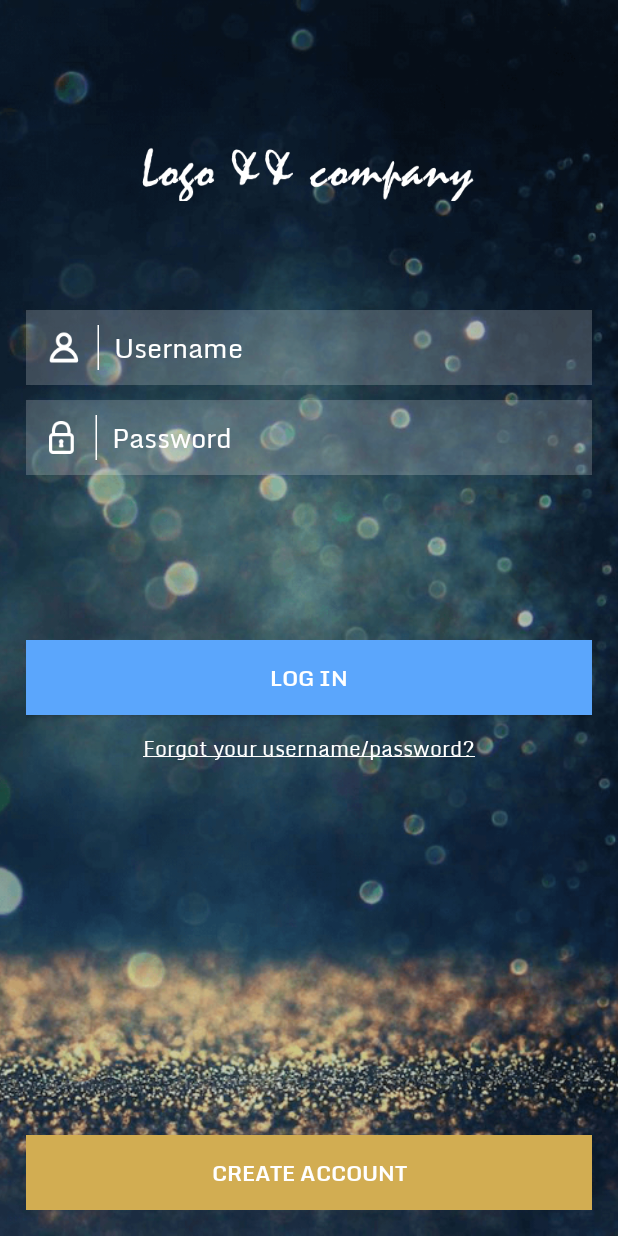
After one commit to mixonko/HomeWork, an Android app: the layout dz3_login.xml on its own in the app's theme, with its tools: preview values and no code run, on a phone screen of 412 x 824 dp. The commit adds this screen. Run offline under Robolectric (Android 15) with nearby library versions, the phone set to English and light mode, and no system bars.

Commit message:
dz3 login

```diff
--- /dev/null
+++ b/app/src/main/java/dz3/LoginActivity.java
@@ -0,0 +1,15 @@
+package dz3;
+
+import android.app.Activity;
+import android.os.Bundle;
+import android.support.annotation.Nullable;
+
+import test.com.homework.R;
+
+public class LoginActivity extends Activity {
+    @Override
+    protected void onCreate(Bundle savedInstanceState) {
+        super.onCreate(savedInstanceState);
+        setContentView(R.layout.dz3_login);
+    }
+}
--- /dev/null
+++ b/app/src/main/res/layout/dz3_login.xml
@@ -0,0 +1,96 @@
+<?xml version="1.0" encoding="utf-8"?>
+<FrameLayout xmlns:android="http://schemas.android.com/apk/res/android"
+    android:layout_width="match_parent"
+    android:layout_height="match_parent">
+
+    <ImageView
+        android:layout_width="match_parent"
+        android:layout_height="match_parent"
+        android:scaleType="centerCrop"
+        android:src="@drawable/login_bg"/>
+
+    <LinearLayout
+        android:layout_width="match_parent"
+        android:layout_height="match_parent"
+        android:orientation="vertical"
+        android:layout_margin="17dp">
+
+
+         <ImageView
+             android:layout_width="wrap_content"
+             android:layout_height="0dp"
+             android:layout_weight="1"
+             android:layout_gravity="center"
+             android:src="@drawable/login_logo"/>
+
+
+
+        <LinearLayout
+            android:layout_width="match_parent"
+            android:layout_height="0dp"
+            android:layout_weight="1"
+            android:orientation="vertical">
+
+            <EditText
+                android:layout_width="match_parent"
+                style="@style/Dz3LogPass"
+                android:drawableLeft="@drawable/ic_login_name"
+                android:inputType="textEmailAddress"
+                android:hint="@string/dz3_text_Username" />
+
+            <EditText
+                android:layout_width="match_parent"
+                android:layout_marginTop="10dp"
+                android:drawableLeft="@drawable/ic_login_password"
+                android:inputType="textPassword"
+                android:hint="@string/dz3_text_Password"
+                style="@style/Dz3LogPass"/>
+
+
+        </LinearLayout>
+
+        <LinearLayout
+            android:layout_width="match_parent"
+            android:layout_height="0dp"
+            android:layout_weight="1"
+            android:layout_marginTop="30dp"
+            android:orientation="vertical">
+
+            <Button
+                android:layout_width="match_parent"
+                style="@style/Dz3Button3"
+                android:text="@string/dz3_button1" />
+
+            <TextView
+                android:layout_width="wrap_content"
+                android:layout_height="wrap_content"
+                android:layout_gravity="center"
+                android:layout_marginTop="10dp"
+                android:text="@string/dz3_text_forgot"
+                style="@style/Dz3EditText"/>
+
+        </LinearLayout>
+
+        <LinearLayout
+            android:layout_width="match_parent"
+            android:layout_height="0dp"
+            android:layout_weight="1"
+            android:orientation="vertical">
+
+
+            <View
+                android:layout_width="wrap_content"
+                android:layout_height="0dp"
+                android:layout_weight="1"/>
+
+
+            <Button
+                android:layout_width="match_parent"
+                style="@style/Dz3Button2"
+                android:text="@string/dz3_button2" />
+        </LinearLayout>
+
+    </LinearLayout>
+
+
+</FrameLayout>
--- a/app/src/main/res/values/colors.xml
+++ b/app/src/main/res/values/colors.xml
@@ -5,4 +5,7 @@
     <color name="colorAccent">#D81B60</color>
     <color name="first">#4245dc</color>
     <color name="second">#d8d21b</color>
+    <color name="dz3_white">#ffffff</color>
+    <color name="dz3_blue">#5ba6fc</color>
+    <color name="dz3_brown">#d2ad52</color>
 </resources>
--- a/app/src/main/res/values/strings.xml
+++ b/app/src/main/res/values/strings.xml
@@ -8,4 +8,10 @@
     <string name="dz2_text_dz3">dz3</string>
     <string name="dz3_button_download">Загрузить</string>
     <string name="dz3_text_link">https://i.imgur.com/enarCUc.jpg</string>
+    <string name="dz3_text_Username">Username</string>
+    <string name="dz3_text_Password">Password</string>
+    <string name="dz3_button1">Log in</string>
+    <string name="dz3_button2">Create account</string>
+
+    <string name="dz3_text_forgot"><u>Forgot your username/password?</u></string>
 </resources>
--- a/app/src/main/res/values/styles.xml
+++ b/app/src/main/res/values/styles.xml
@@ -8,4 +8,34 @@
         <item name="colorAccent">@color/colorAccent</item>
     </style>
 
+
+    <style name="Dz3EditText">
+        <item name="android:textColor">@color/dz3_white</item>
+        <item name="android:fontFamily">@font/monda_regular</item>
+    </style>
+
+
+    <style name="Dz3LogPass" parent="Dz3EditText">
+        <item name="android:layout_height">50dp</item>
+        <item name="android:background">#32ffffff</item>
+        <item name="android:textColorHint">@color/dz3_white</item>
+        <item name="android:paddingLeft">15dp</item>
+        <item name="android:drawablePadding">10dp</item>
+    </style>
+
+
+    <style name="Dz3Button"  >
+        <item name="android:layout_height">50dp</item>
+        <item name="android:textColor">@color/dz3_white</item>
+        <item name="android:drawablePadding">10dp</item>
+        <item name="android:fontFamily">@font/monda_bold</item>
+    </style>
+
+    <style name="Dz3Button2" parent="Dz3Button" >
+        <item name="android:background">@color/dz3_brown</item>
+    </style>
+
+    <style name="Dz3Button3" parent="Dz3Button" >
+        <item name="android:background">@color/dz3_blue</item>
+    </style>
 </resources>
```
Also changed, not shown: app/src/main/res/drawable-xhdpi/ic_login_name.png (added), app/src/main/res/drawable-xhdpi/ic_login_password.png (added), app/src/main/res/drawable-xhdpi/login_bg.png (added), app/src/main/res/drawable-xhdpi/login_logo.png (added), app/src/main/res/font/monda_bold.ttf (added), app/src/main/res/font/monda_regular.ttf (added).
